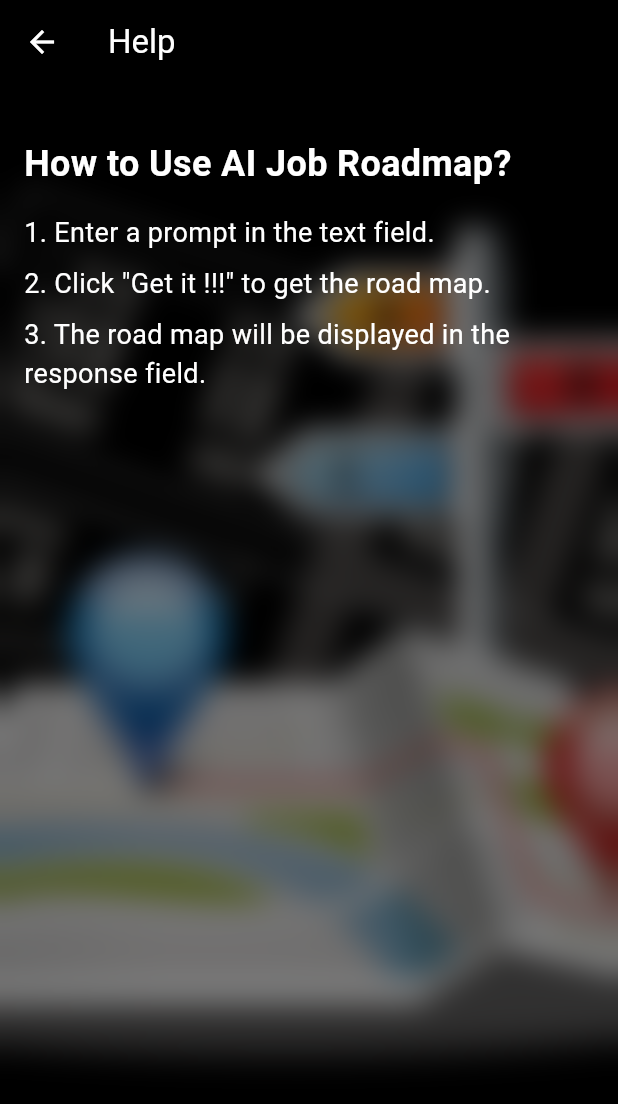
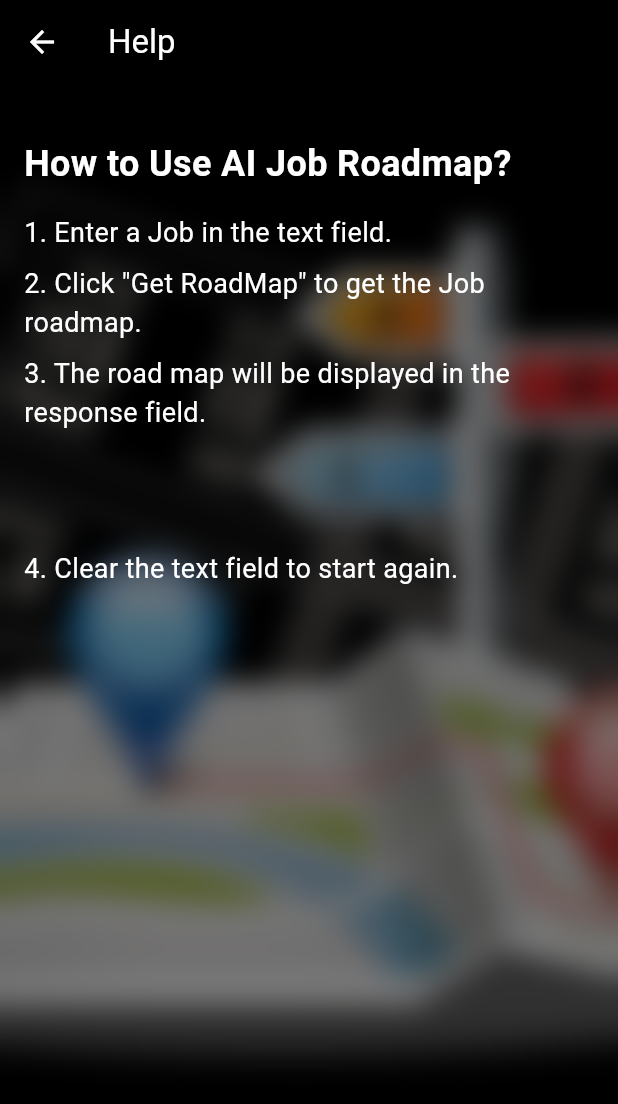
Before and after one commit to essayeswajih/RoadMapApp, a Flutter app: the screen it shows after launch, in the side drawer, after a tap on "Help", on a phone screen of 412 x 824 dp. Shown: the top 1104 px of the screen. Run offline on Flutter 3.47's test engine with Material 3 defaults, Android fonts, the phone set to English and light mode, and no system bars; our stand-ins replace connectivity_plus, flutter_gemini.

Commit message:
UI changed

```diff
--- a/lib/helpPage.dart
+++ b/lib/helpPage.dart
@@ -45,7 +45,7 @@ class HelpPage extends StatelessWidget {
                   ),
                   SizedBox(height: 16.0),
                   Text(
-                    '1. Enter a prompt in the text field.',
+                    '1. Enter a Job in the text field.',
                     style: TextStyle(
                       fontSize: 18.0,
                       color: Colors.white, // Adjust text color for visibility
@@ -53,7 +53,7 @@ class HelpPage extends StatelessWidget {
                   ),
                   SizedBox(height: 8.0),
                   Text(
-                    '2. Click "Get it !!!" to get the road map.',
+                    '2. Click "Get RoadMap" to get the Job roadmap.',
                     style: TextStyle(
                       fontSize: 18.0,
                       color: Colors.white, // Adjust text color for visibility
@@ -62,6 +62,15 @@ class HelpPage extends StatelessWidget {
                   SizedBox(height: 8.0),
                   Text(
                     '3. The road map will be displayed in the response field.',
+                    style: TextStyle(
+                      fontSize: 18.0,
+                      color: Colors.white, // Adjust text color for visibility
+                    ),
+                  ),
+                  SizedBox(height: 70.0),
+                  SizedBox(height: 8.0),
+                  Text(
+                    '4. Clear the text field to start again.',
                     style: TextStyle(
                       fontSize: 18.0,
                       color: Colors.white, // Adjust text color for visibility
--- a/lib/homePage.dart
+++ b/lib/homePage.dart
@@ -300,7 +300,7 @@ class _MyHomePageState extends State<MyHomePage> {
                             crossAxisAlignment: CrossAxisAlignment.start,
                             children: [
                               Text(
-                                title,
+                                _textFilter(title),
                                 style: const TextStyle(
                                     fontSize: 18,
                                     fontWeight: FontWeight.bold,
@@ -344,4 +344,14 @@ class _MyHomePageState extends State<MyHomePage> {
       ),
     );
   }
+
+  _textFilter(String value) {
+    String text = "";
+    for (int i = 0; i < value.length; i++) {
+      if (value[i] != "*") {
+        text += value[i];
+      }
+    }
+    return text;
+  }
 }
--- a/pubspec.yaml
+++ b/pubspec.yaml
@@ -16,7 +16,7 @@ publish_to: 'none' # Remove this line if you wish to publish to pub.dev
 # https://developer.apple.com/library/archive/documentation/General/Reference/InfoPlistKeyReference/Articles/CoreFoundationKeys.html
 # In Windows, build-name is used as the major, minor, and patch parts
 # of the product and file versions while build-number is used as the build suffix.
-version: 1.0.0+18
+version: 1.0.0+19
 
 environment:
   sdk: ^3.5.3
```
Also changed, not shown: 3 other files.
